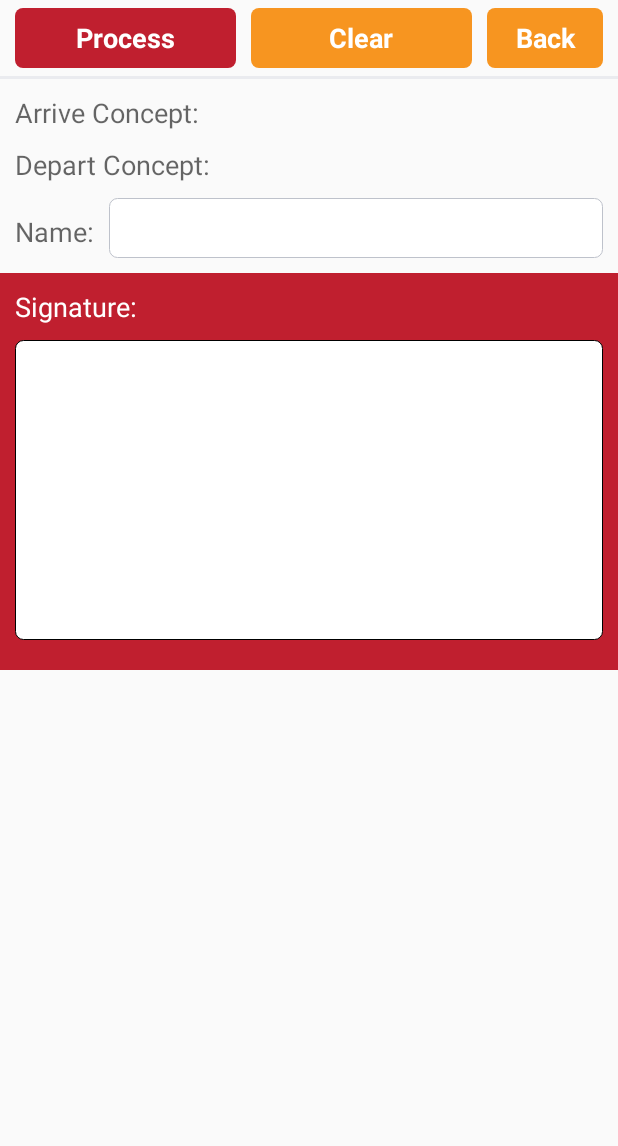
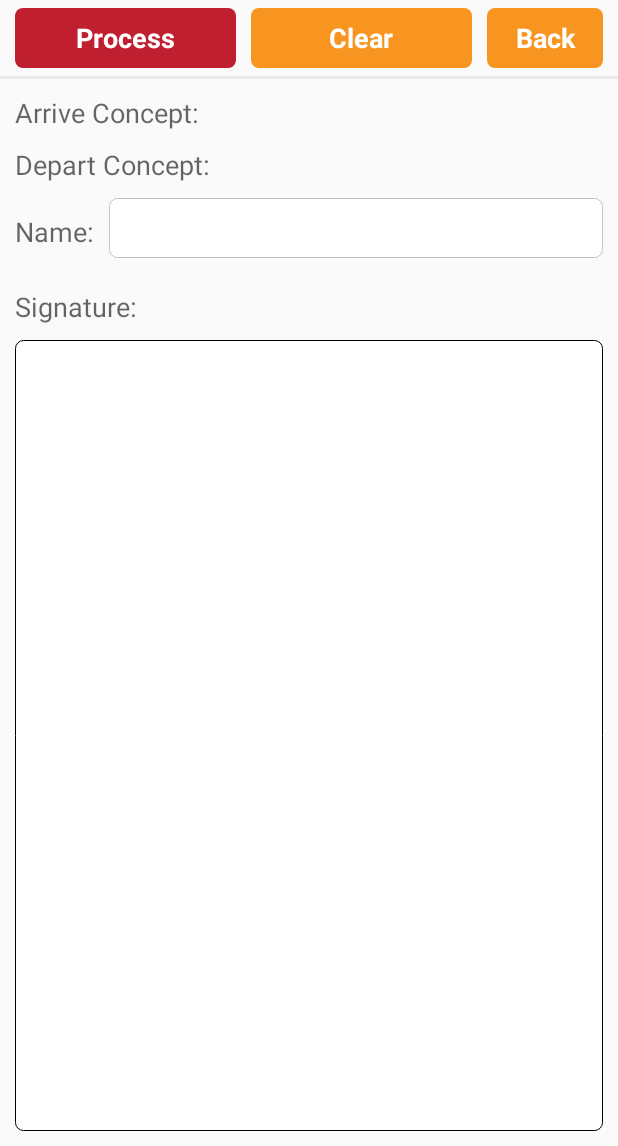
Before and after one commit to hvrshanika/Cynjames-Android, an Android app: the layout fragment_depart.xml on its own in the app's theme, with its tools: preview values and no code run, on a phone screen of 412 x 824 dp, the part 90-1236 px from its top. Run offline under Robolectric (Android 15) with nearby library versions, the phone set to English and light mode, and no system bars.

Commit message:
UI Changes and Logout Notification

```diff
--- a/CJTV1.0/app/src/main/java/au/com/cynjames/communication/HTTPHandler.java
+++ b/CJTV1.0/app/src/main/java/au/com/cynjames/communication/HTTPHandler.java
@@ -47,8 +47,10 @@ public class HTTPHandler {
 
     public static void directionsRequest(Location origin, String destinations, RequestParams params, JsonHttpResponseHandler responseHandler) {
         String destinationsF = destinations.replace(" ", "+");
-        String url = "https://maps.googleapis.com/maps/api/distancematrix/json?units=imperial&origins="+origin.getLatitude()+","+origin.getLongitude()+"&destinations="+destinationsF+"&key=AIzaSyBJRifeKCWQiYpEW1lG9M24zCGQJkHGnT0";
-        getAsyncClient().post(url, params, responseHandler);
+        if(origin != null){
+            String url = "https://maps.googleapis.com/maps/api/distancematrix/json?units=imperial&origins="+origin.getLatitude()+","+origin.getLongitude()+"&destinations="+destinationsF+"&key=AIzaSyBJRifeKCWQiYpEW1lG9M24zCGQJkHGnT0";
+            getAsyncClient().post(url, params, responseHandler);
+        }
     }
 
     private static String getAbsoluteUrl(String relativeUrl) {
--- a/CJTV1.0/app/src/main/java/au/com/cynjames/mainView/JobsListActivity.java
+++ b/CJTV1.0/app/src/main/java/au/com/cynjames/mainView/JobsListActivity.java
@@ -163,6 +163,10 @@ public class JobsListActivity extends AppCompatActivity implements AdapterView.O
             headerText = "Adhoc Jobs";
         }
         header.setText(headerText);
+
+        if(sortedJobsList.size() == 0){
+            findViewById(R.id.fragment_jobs_list_no_jobs_view).setVisibility(View.VISIBLE);
+        }
     }
 
     private void setButtonListeners() {
--- a/CJTV1.0/app/src/main/java/au/com/cynjames/mainView/ListArrayAdapter.java
+++ b/CJTV1.0/app/src/main/java/au/com/cynjames/mainView/ListArrayAdapter.java
@@ -35,9 +35,9 @@ public class ListArrayAdapter extends ArrayAdapter<ConceptBooking> {
         View rowView = inflater.inflate(R.layout.jobs_list_item, parent, false);
         ConceptBooking job = jobsList.get(position);
         if(job.getConceptBookingStatus() == 7 || job.getConceptBookingStatus() == 8 ){
-            rowView.setBackgroundColor(context.getResources().getColor(R.color.dark_red));
+            rowView.setBackgroundColor(context.getResources().getColor(R.color.list_red));
         }else if(job.getConceptBookingStatus() == 2 || job.getConceptBookingStatus() == 9 ) {
-            rowView.setBackgroundColor(context.getResources().getColor(R.color.green));
+            rowView.setBackgroundColor(context.getResources().getColor(R.color.list_green));
         }
 
         TextView suburb = (TextView) rowView.findViewById(R.id.list_item_suburb);
--- /dev/null
+++ b/CJTV1.0/app/src/main/res/drawable/action_bar_menu_item_bg.xml
@@ -0,0 +1,12 @@
+<?xml version="1.0" encoding="utf-8"?>
+<shape xmlns:android="http://schemas.android.com/apk/res/android">
+    <solid android:color="@color/tabs_bg"/>
+    <corners android:radius="0dp"/>
+    <padding android:left="0dp"
+        android:bottom="0dp"
+        android:right="0dp"
+        android:top="0dp"/>
+    <stroke
+        android:width="1px"
+        android:color="@color/tabs_seperator"/>
+</shape>
--- a/CJTV1.0/app/src/main/res/layout/fragment_depart.xml
+++ b/CJTV1.0/app/src/main/res/layout/fragment_depart.xml
@@ -153,11 +153,10 @@
 
     <RelativeLayout
         android:layout_width="match_parent"
-        android:layout_height="wrap_content"
+        android:layout_height="match_parent"
         android:layout_below="@+id/list_item_name"
         android:layout_marginTop="10dp"
-        android:paddingBottom="20dp"
-        android:background="@color/dark_red">
+        android:paddingBottom="10dp">
 
         <TextView
             android:id="@+id/list_item_sign_label"
@@ -168,14 +167,13 @@
             android:layout_marginTop="10dp"
             android:gravity="left|center"
             android:text="@string/depart_sign"
-            android:textColor="@color/white"
             android:textAppearance="?android:attr/textAppearanceMedium" />
 
 
         <android.gesture.GestureOverlayView
             android:id="@+id/list_item_sign"
             android:layout_width="match_parent"
-            android:layout_height="200dp"
+            android:layout_height="match_parent"
             android:layout_below="@+id/list_item_sign_label"
             android:layout_marginLeft="10dp"
             android:layout_marginRight="10dp"
--- a/CJTV1.0/app/src/main/res/values/colors.xml
+++ b/CJTV1.0/app/src/main/res/values/colors.xml
@@ -20,6 +20,8 @@
     <color name="spinner_bg">#E6FFFF</color>
     <color name="tabs_bg">#1E0425</color>
     <color name="tabs_seperator">#4C3C50</color>
+    <color name="list_red">#f34c54</color>
+    <color name="list_green">#12ad71</color>
 
 
 </resources>
--- a/CJTV1.0/app/src/main/res/values/strings.xml
+++ b/CJTV1.0/app/src/main/res/values/strings.xml
@@ -1,5 +1,5 @@
 <resources>
-    <string name="app_name">27/12/16 TEST</string>
+    <string name="app_name">App Ver: 08/01/17 TEST</string>
     <string name="app_header">CJT</string>
     <string name="login_username">Username</string>
     <string name="login_password">Password</string>
@@ -14,6 +14,8 @@
     <string name="main_ready_delivery">Ready for Delivery</string>
     <string name="fragment_jobs_list_back">Back</string>
     <string name="fragment_jobs_list_depart">Depart</string>
+    <string name="jobs_list_item_suburb">Suburb:</string>
+    <string name="jobs_list_item_client_name">Client Name:</string>
     <string name="jobs_list_item_order_no">Order No:</string>
     <string name="jobs_list_item_booking_time">Booking Time:</string>
     <string name="jobs_list_item_eta">ETA:</string>
--- a/CJTV1.0/app/src/main/res/values/styles.xml
+++ b/CJTV1.0/app/src/main/res/values/styles.xml
@@ -5,14 +5,20 @@
         <!-- Customize your theme here. -->
         <item name="colorPrimary">@color/white</item>
         <item name="colorPrimaryDark">@color/black</item>
-        <item name="colorAccent">@color/white</item>
+        <item name="colorAccent">@color/orange</item>
+
         <item name="android:actionBarDivider">@color/white</item>
+        <item name="actionBarTheme">@style/AppTheme.ActionBarTheme</item>
+        <item name="android:itemBackground">@drawable/action_bar_menu_item_bg</item>
+        <item name="android:itemTextAppearance">@style/TextAppearance</item>
 
         <item name="android:textViewStyle">@style/CustomFontTextView</item>
         <item name="android:buttonStyle">@style/CustomFontButton</item>
 
-        <item name="actionBarTheme">@style/AppTheme.ActionBarTheme</item>
+    </style>
 
+    <style name="TextAppearance">
+        <item name="android:textColor">@color/white</item>
     </style>
 
     <style name="AppTheme.ActionBarTheme" parent="@style/ThemeOverlay.AppCompat.ActionBar">
```
Also changed, not shown: CJTV1.0/app/src/main/java/au/com/cynjames/mainView/JobDetailsFragment.java (+7 -1 lines), CJTV1.0/app/src/main/java/au/com/cynjames/mainView/MainActivity.java (+13 -6 lines), CJTV1.0/app/src/main/res/layout/activity_jobs_list.xml (+9 -0 lines), CJTV1.0/app/src/main/res/layout/jobs_list_item.xml (+30 -6 lines), CJTV1.0/app/src/main/res/menu/mainmenu.xml (+10 -10 lines), CJTV1.0/app/src/main/res/mipmap-xhdpi/image_no_jobs.png (added).
